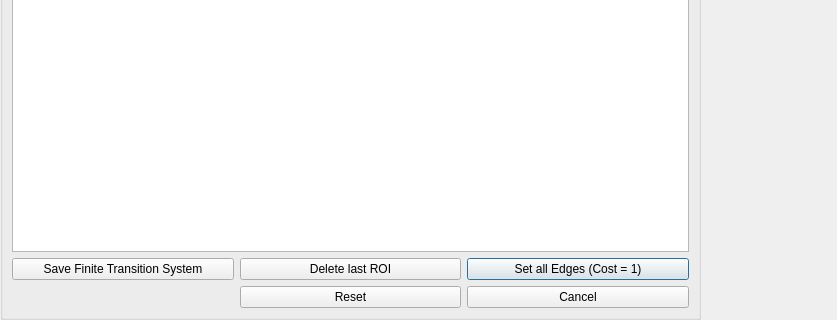
This is rqt_simulation/resource/map.ui in KTH-SML/CodeRepositoryTCST as Qt 5 draws it before an edit; both pictures show x 0 to 837 and y 401 to 721 of the 1325 by 721 pixel window. The edited form follows.
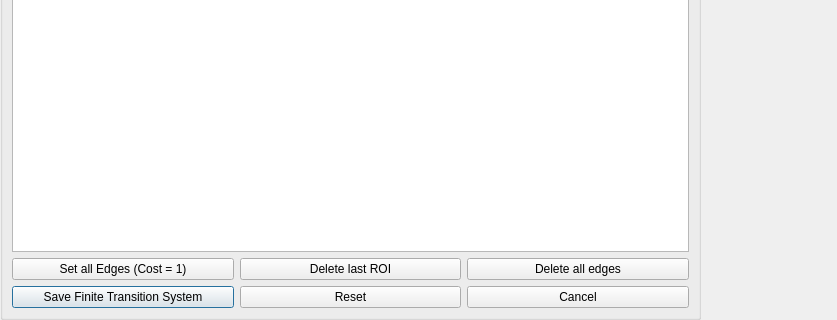
This is the edited form.

```diff
--- a/rqt_simulation/resource/map.ui
+++ b/rqt_simulation/resource/map.ui
@@ -35,6 +35,13 @@
     <set>Qt::AlignRight|Qt::AlignTrailing|Qt::AlignVCenter</set>
    </property>
    <layout class="QGridLayout" name="gridLayout">
+    <item row="4" column="2">
+     <widget class="QPushButton" name="button_save_FTS">
+      <property name="text">
+       <string>Save Finite Transition System</string>
+      </property>
+     </widget>
+    </item>
     <item row="0" column="0" colspan="3">
      <widget class="QGraphicsView" name="graphicsView">
       <property name="enabled">
@@ -48,38 +55,38 @@
       </property>
      </widget>
     </item>
-    <item row="1" column="0">
-     <widget class="QPushButton" name="button_set_edges">
+    <item row="2" column="1">
+     <widget class="QPushButton" name="button_ROI">
       <property name="text">
-       <string>Set all Edges (Cost = 1)</string>
+       <string>Delete last ROI</string>
       </property>
      </widget>
     </item>
-    <item row="2" column="0">
+    <item row="4" column="0">
      <widget class="QPushButton" name="button_cancel">
       <property name="text">
        <string>Cancel</string>
       </property>
      </widget>
     </item>
-    <item row="2" column="1">
+    <item row="4" column="1">
      <widget class="QPushButton" name="button_reset">
       <property name="text">
        <string>Reset</string>
       </property>
      </widget>
     </item>
-    <item row="1" column="1">
-     <widget class="QPushButton" name="button_ROI">
+    <item row="2" column="2">
+     <widget class="QPushButton" name="button_set_edges">
       <property name="text">
-       <string>Delete last ROI</string>
+       <string>Set all Edges (Cost = 1)</string>
       </property>
      </widget>
     </item>
-    <item row="1" column="2">
-     <widget class="QPushButton" name="button_save_FTS">
+    <item row="2" column="0">
+     <widget class="QPushButton" name="button_delete_edges">
       <property name="text">
-       <string>Save Finite Transition System</string>
+       <string>Delete all edges</string>
       </property>
      </widget>
     </item>
```
